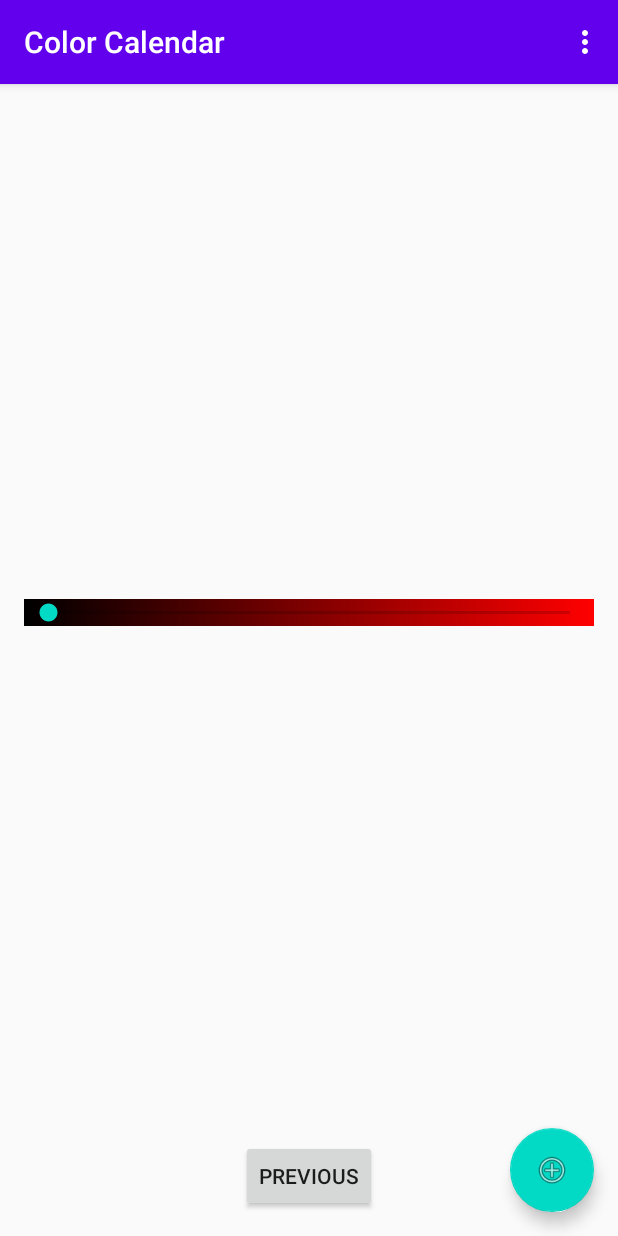
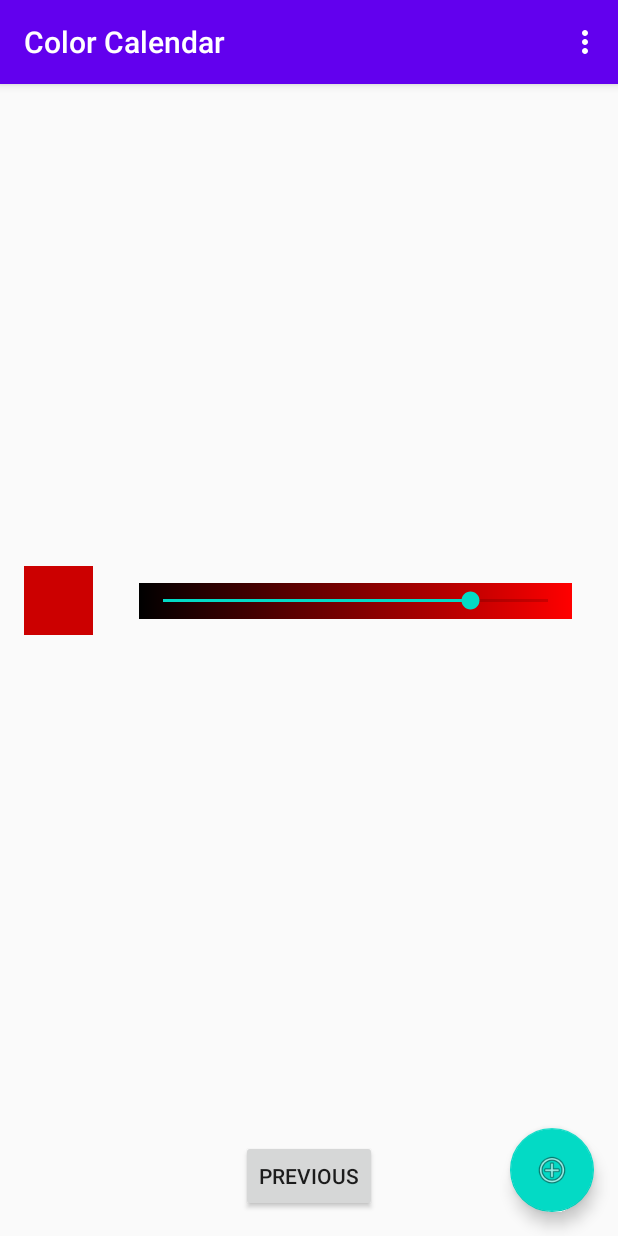
Before and after one commit to mare5x/ColorCalendar, an Android app: the SecondFragment screen opened through its navigation route, on a phone screen of 412 x 824 dp. Run offline under Robolectric (Android 15) with nearby library versions, the phone set to English and light mode, and no system bars; 1 statement that could not run was skipped.

Commit message:
Color picker fragment/dialog shows correctly.

```diff
--- /dev/null
+++ b/app/src/main/java/com/mare5x/colorcalendar/ColorPicker.kt
@@ -0,0 +1,50 @@
+package com.mare5x.colorcalendar
+
+import android.app.Dialog
+import android.graphics.Color
+import android.os.Bundle
+import android.view.LayoutInflater
+import android.view.View
+import android.view.ViewGroup
+import android.widget.SeekBar
+import androidx.fragment.app.DialogFragment
+
+
+// Use either as a dialog or as a fragment.
+class ColorPickerDialogFragment : DialogFragment() {
+    private lateinit var colorRect: ColorRect
+    private lateinit var bar: SeekBar
+
+    override fun onCreateView(
+        inflater: LayoutInflater,
+        container: ViewGroup?,
+        savedInstanceState: Bundle?
+    ): View? {
+        return inflater.inflate(R.layout.color_picker_view, container, false)
+    }
+
+    override fun onViewCreated(view: View, savedInstanceState: Bundle?) {
+        super.onViewCreated(view, savedInstanceState)
+
+        colorRect = view.findViewById(R.id.colorRect)
+        bar = view.findViewById<ColorSeekBar>(R.id.colorSeekBar)
+        bar.setOnSeekBarChangeListener(object : SeekBar.OnSeekBarChangeListener {
+            override fun onProgressChanged(seekBar: SeekBar, progress: Int, fromUser: Boolean) =
+                updateColorRect(progress)
+            override fun onStartTrackingTouch(seekBar: SeekBar) {}
+            override fun onStopTrackingTouch(seekBar: SeekBar) {}
+        })
+
+        updateColorRect(bar.progress)
+    }
+
+    override fun onCreateDialog(savedInstanceState: Bundle?): Dialog {
+        val dialog = super.onCreateDialog(savedInstanceState)
+        return dialog
+    }
+
+    fun updateColorRect(progress: Int) {
+        val x = progress / bar.max.toFloat()
+        colorRect.color = calcGradientColor(Color.RED, Color.GREEN, x)
+    }
+}
--- a/app/src/main/java/com/mare5x/colorcalendar/ColorRect.kt
+++ b/app/src/main/java/com/mare5x/colorcalendar/ColorRect.kt
@@ -21,6 +21,7 @@ class ColorRect : View {
         set(value) {
             field = value
             rectDrawable.paint.color = value
+            invalidate()
         }
 
     override fun onMeasure(widthMeasureSpec: Int, heightMeasureSpec: Int) {
--- a/app/src/main/java/com/mare5x/colorcalendar/ColorSeekBar.kt
+++ b/app/src/main/java/com/mare5x/colorcalendar/ColorSeekBar.kt
@@ -37,4 +37,7 @@ class ColorSeekBar : androidx.appcompat.widget.AppCompatSeekBar {
             background = drawable
         }
     }
+
+    // min = 0
+    fun getRange() = max
 }
--- a/app/src/main/java/com/mare5x/colorcalendar/MainActivity.kt
+++ b/app/src/main/java/com/mare5x/colorcalendar/MainActivity.kt
@@ -5,7 +5,6 @@ import android.view.Menu
 import android.view.MenuItem
 import androidx.appcompat.app.AppCompatActivity
 import com.google.android.material.floatingactionbutton.FloatingActionButton
-import com.google.android.material.snackbar.Snackbar
 
 
 class MainActivity : AppCompatActivity() {
@@ -16,8 +15,8 @@ class MainActivity : AppCompatActivity() {
         setSupportActionBar(findViewById(R.id.toolbar))
 
         findViewById<FloatingActionButton>(R.id.fab).setOnClickListener { view ->
-            Snackbar.make(view, "Replace with your own action", Snackbar.LENGTH_LONG)
-                    .setAction("Action", null).show()
+            val dialog = ColorPickerDialogFragment()
+            dialog.show(supportFragmentManager, "colorPicker")
         }
     }
 
--- a/app/src/main/java/com/mare5x/colorcalendar/SecondFragment.kt
+++ b/app/src/main/java/com/mare5x/colorcalendar/SecondFragment.kt
@@ -6,11 +6,9 @@ import android.view.LayoutInflater
 import android.view.View
 import android.view.ViewGroup
 import android.widget.Button
+import androidx.constraintlayout.widget.ConstraintLayout
 import androidx.navigation.fragment.findNavController
 
-/**
- * A simple [Fragment] subclass as the second destination in the navigation.
- */
 class SecondFragment : Fragment() {
 
     override fun onCreateView(
@@ -27,5 +25,6 @@ class SecondFragment : Fragment() {
         view.findViewById<Button>(R.id.button_second).setOnClickListener {
             findNavController().navigate(R.id.action_SecondFragment_to_FirstFragment)
         }
+
     }
 }
--- /dev/null
+++ b/app/src/main/res/layout/color_picker_view.xml
@@ -0,0 +1,41 @@
+<?xml version="1.0" encoding="utf-8"?>
+<androidx.constraintlayout.widget.ConstraintLayout xmlns:android="http://schemas.android.com/apk/res/android"
+    xmlns:app="http://schemas.android.com/apk/res-auto"
+    android:id="@+id/colorPicker"
+    android:layout_width="match_parent"
+    android:layout_height="match_parent">
+
+
+    <com.mare5x.colorcalendar.ColorSeekBar
+        android:id="@+id/colorSeekBar"
+        android:layout_width="0dp"
+        android:layout_height="24dp"
+        android:layout_marginStart="16dp"
+        android:layout_marginLeft="16dp"
+        android:layout_marginTop="16dp"
+        android:layout_marginEnd="16dp"
+        android:layout_marginRight="16dp"
+        android:layout_marginBottom="16dp"
+        android:indeterminate="false"
+        android:max="100"
+        android:progress="80"
+        app:layout_constraintBottom_toBottomOf="@+id/colorRect"
+        app:layout_constraintEnd_toEndOf="parent"
+        app:layout_constraintStart_toEndOf="@+id/colorRect"
+        app:layout_constraintTop_toTopOf="@+id/colorRect"
+        app:layout_constraintWidth_min="100dp"
+        app:layout_constraintWidth_percent="0.7"
+        />
+
+    <com.mare5x.colorcalendar.ColorRect
+        android:id="@+id/colorRect"
+        android:layout_width="46dp"
+        android:layout_height="wrap_content"
+        android:layout_marginStart="16dp"
+        android:layout_marginLeft="16dp"
+        android:layout_marginTop="16dp"
+        android:layout_marginBottom="16dp"
+        app:layout_constraintBottom_toBottomOf="parent"
+        app:layout_constraintStart_toStartOf="parent"
+        app:layout_constraintTop_toTopOf="parent" />
+</androidx.constraintlayout.widget.ConstraintLayout>
--- a/app/src/main/res/layout/fragment_second.xml
+++ b/app/src/main/res/layout/fragment_second.xml
@@ -12,26 +12,24 @@
         android:layout_height="wrap_content"
         android:layout_marginStart="16dp"
         android:layout_marginLeft="16dp"
+        android:layout_marginTop="16dp"
         android:layout_marginEnd="16dp"
         android:layout_marginRight="16dp"
         android:layout_marginBottom="16dp"
         android:text="@string/previous"
         app:layout_constraintBottom_toBottomOf="parent"
         app:layout_constraintEnd_toEndOf="parent"
-        app:layout_constraintStart_toStartOf="parent" />
+        app:layout_constraintStart_toStartOf="parent"
+        app:layout_constraintTop_toBottomOf="@+id/fragment" />
 
-    <com.mare5x.colorcalendar.ColorSeekBar
-        android:id="@+id/colorSeekBar"
+    <androidx.fragment.app.FragmentContainerView
+        android:id="@+id/fragment"
+        android:name="com.mare5x.colorcalendar.ColorPickerDialogFragment"
         android:layout_width="0dp"
-        android:layout_height="wrap_content"
-        android:layout_marginStart="16dp"
-        android:layout_marginLeft="16dp"
-        android:layout_marginTop="16dp"
-        android:layout_marginEnd="16dp"
-        android:layout_marginRight="16dp"
-        android:layout_marginBottom="16dp"
+        android:layout_height="0dp"
         app:layout_constraintBottom_toTopOf="@+id/button_second"
         app:layout_constraintEnd_toEndOf="parent"
         app:layout_constraintStart_toStartOf="parent"
         app:layout_constraintTop_toTopOf="parent" />
+
 </androidx.constraintlayout.widget.ConstraintLayout>
```
